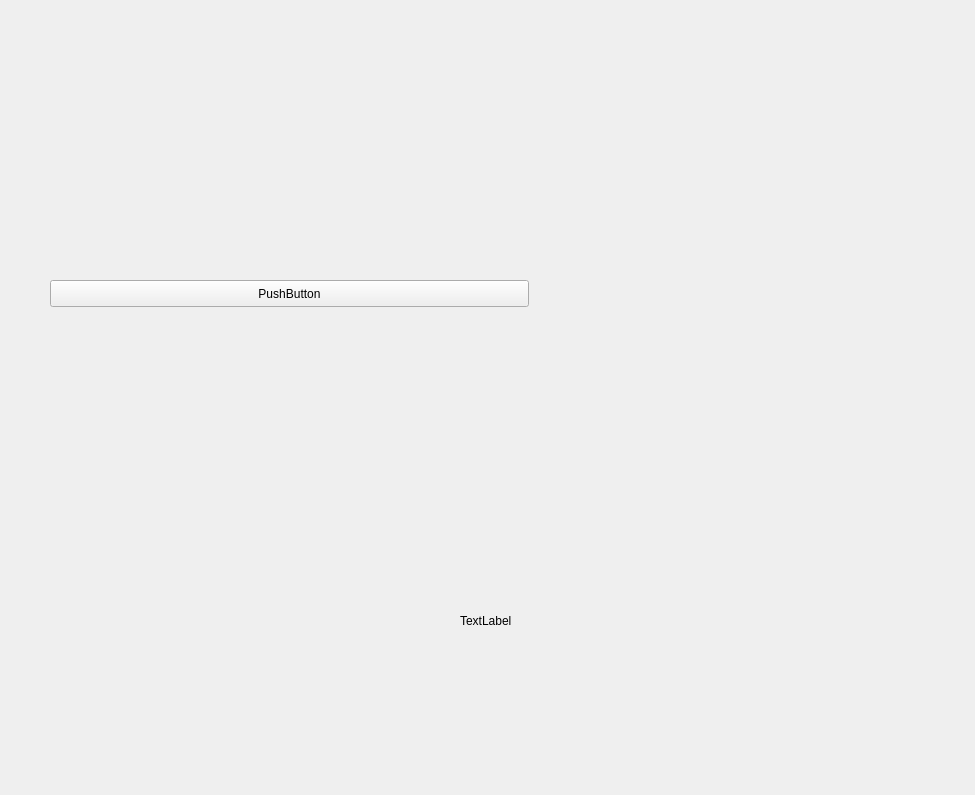
This is resource/MyPlugin.ui in nigroup/ni_vision_gui as Qt 5 draws it before an edit. The edited form follows.
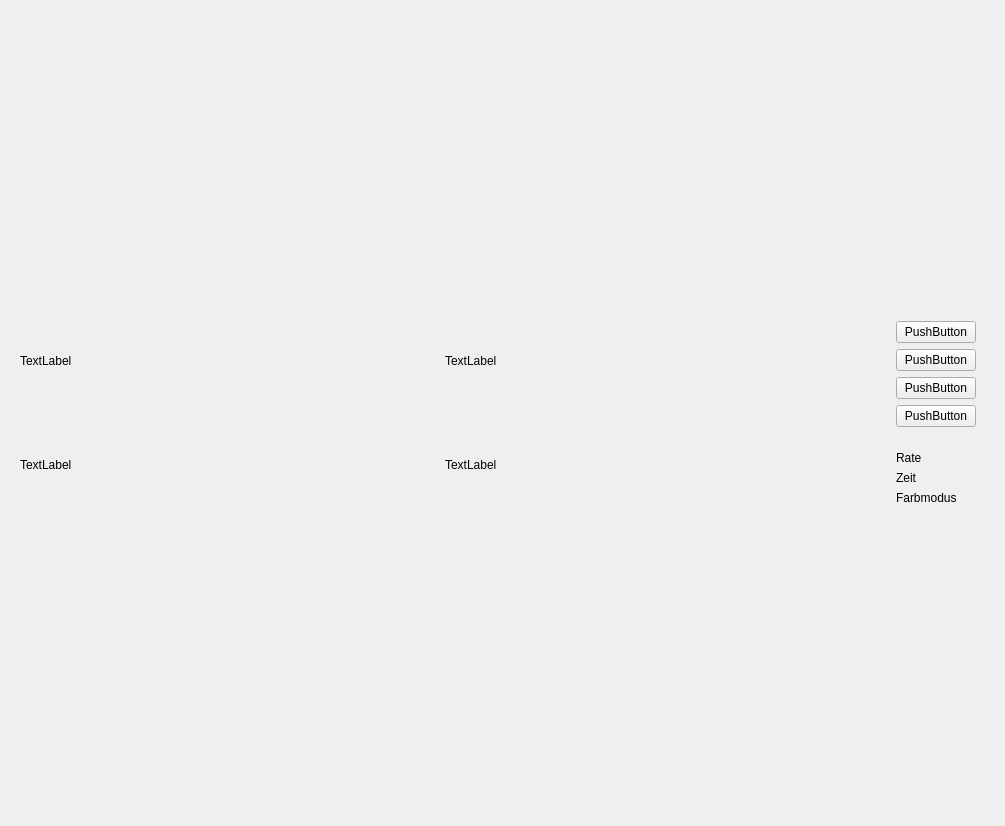
This is the edited form.

Commit message: FileDialog added, basic gui design implemented

The edit to the form file:
```diff
--- a/resource/MyPlugin.ui
+++ b/resource/MyPlugin.ui
@@ -6,39 +6,128 @@
    <rect>
     <x>0</x>
     <y>0</y>
-    <width>975</width>
-    <height>795</height>
+    <width>1005</width>
+    <height>826</height>
    </rect>
   </property>
   <property name="windowTitle">
    <string>Form</string>
   </property>
-  <widget class="QLabel" name="label2">
-   <property name="geometry">
-    <rect>
-     <x>460</x>
-     <y>480</y>
-     <width>431</width>
-     <height>281</height>
-    </rect>
-   </property>
-   <property name="text">
-    <string>TextLabel</string>
-   </property>
-  </widget>
-  <widget class="QPushButton" name="pushButton2">
-   <property name="geometry">
-    <rect>
-     <x>50</x>
-     <y>280</y>
-     <width>479</width>
-     <height>27</height>
-    </rect>
-   </property>
-   <property name="text">
-    <string>PushButton</string>
-   </property>
-  </widget>
+  <property name="autoFillBackground">
+   <bool>false</bool>
+  </property>
+  <layout class="QGridLayout" name="gridLayout">
+   <item row="0" column="0">
+    <widget class="QWidget" name="widget_2" native="true">
+     <layout class="QGridLayout" name="gridLayout_2">
+      <item row="2" column="0">
+       <widget class="QLabel" name="label_5">
+        <property name="text">
+         <string>TextLabel</string>
+        </property>
+       </widget>
+      </item>
+      <item row="0" column="0">
+       <widget class="QLabel" name="label_4">
+        <property name="text">
+         <string>TextLabel</string>
+        </property>
+       </widget>
+      </item>
+      <item row="0" column="1">
+       <widget class="QLabel" name="label_7">
+        <property name="text">
+         <string>TextLabel</string>
+        </property>
+       </widget>
+      </item>
+      <item row="2" column="1">
+       <widget class="QLabel" name="label_6">
+        <property name="text">
+         <string>TextLabel</string>
+        </property>
+       </widget>
+      </item>
+     </layout>
+    </widget>
+   </item>
+   <item row="0" column="1">
+    <widget class="QWidget" name="widget" native="true">
+     <layout class="QVBoxLayout" name="verticalLayout_4" stretch="0,0">
+      <property name="sizeConstraint">
+       <enum>QLayout::SetFixedSize</enum>
+      </property>
+      <item>
+       <widget class="QWidget" name="Buttons" native="true">
+        <layout class="QVBoxLayout" name="verticalLayout">
+         <property name="sizeConstraint">
+          <enum>QLayout::SetFixedSize</enum>
+         </property>
+         <item>
+          <widget class="QPushButton" name="pushButton">
+           <property name="text">
+            <string>PushButton</string>
+           </property>
+          </widget>
+         </item>
+         <item>
+          <widget class="QPushButton" name="pushButton_2">
+           <property name="text">
+            <string>PushButton</string>
+           </property>
+          </widget>
+         </item>
+         <item>
+          <widget class="QPushButton" name="pushButton_4">
+           <property name="text">
+            <string>PushButton</string>
+           </property>
+          </widget>
+         </item>
+         <item>
+          <widget class="QPushButton" name="pushButton_3">
+           <property name="text">
+            <string>PushButton</string>
+           </property>
+          </widget>
+         </item>
+        </layout>
+       </widget>
+      </item>
+      <item>
+       <widget class="QWidget" name="Info" native="true">
+        <layout class="QVBoxLayout" name="verticalLayout_2">
+         <property name="sizeConstraint">
+          <enum>QLayout::SetFixedSize</enum>
+         </property>
+         <item>
+          <widget class="QLabel" name="label">
+           <property name="text">
+            <string>Rate</string>
+           </property>
+          </widget>
+         </item>
+         <item>
+          <widget class="QLabel" name="label_2">
+           <property name="text">
+            <string>Zeit</string>
+           </property>
+          </widget>
+         </item>
+         <item>
+          <widget class="QLabel" name="label_3">
+           <property name="text">
+            <string>Farbmodus</string>
+           </property>
+          </widget>
+         </item>
+        </layout>
+       </widget>
+      </item>
+     </layout>
+    </widget>
+   </item>
+  </layout>
  </widget>
  <resources/>
  <connections/>
```
The commit also changes 1 other file.
